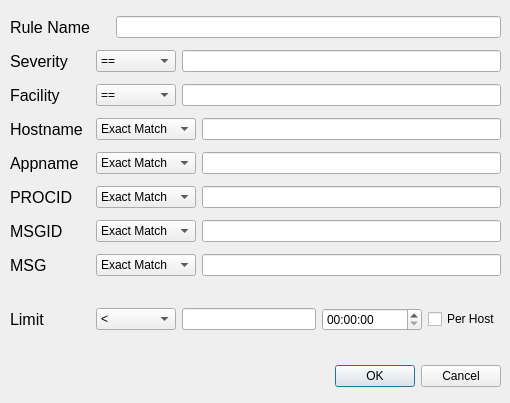
Qt form new_rule_dialog.ui (josschi95/OTIS) before a commit.
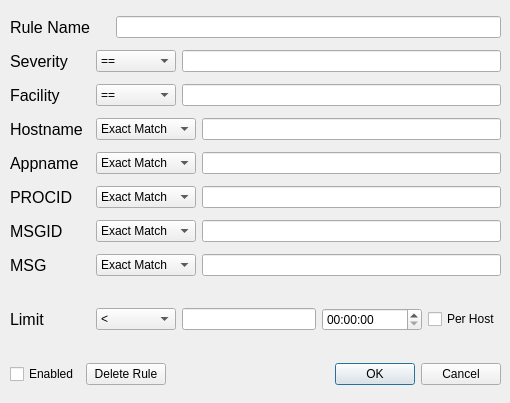
The same form after that commit.

Commit message: rule editing dialog, project cleanup

```diff
--- a/new_rule_dialog.ui
+++ b/new_rule_dialog.ui
@@ -13,29 +13,13 @@
   <property name="windowTitle">
    <string>Dialog</string>
   </property>
-  <widget class="QDialogButtonBox" name="buttonBox">
-   <property name="geometry">
-    <rect>
-     <x>200</x>
-     <y>360</y>
-     <width>301</width>
-     <height>32</height>
-    </rect>
-   </property>
-   <property name="orientation">
-    <enum>Qt::Orientation::Horizontal</enum>
-   </property>
-   <property name="standardButtons">
-    <set>QDialogButtonBox::StandardButton::Cancel|QDialogButtonBox::StandardButton::Ok</set>
-   </property>
-  </widget>
   <widget class="QWidget" name="verticalLayoutWidget">
    <property name="geometry">
     <rect>
      <x>10</x>
      <y>10</y>
      <width>491</width>
-     <height>329</height>
+     <height>389</height>
     </rect>
    </property>
    <layout class="QVBoxLayout" name="verticalLayout">
@@ -529,6 +513,47 @@
       </item>
      </layout>
     </item>
+    <item>
+     <spacer name="horizontalSpacer_2">
+      <property name="orientation">
+       <enum>Qt::Orientation::Horizontal</enum>
+      </property>
+      <property name="sizeHint" stdset="0">
+       <size>
+        <width>40</width>
+        <height>20</height>
+       </size>
+      </property>
+     </spacer>
+    </item>
+    <item>
+     <layout class="QHBoxLayout" name="horizontalLayout">
+      <item>
+       <widget class="QCheckBox" name="ruleEnabledCheckBox">
+        <property name="text">
+         <string>Enabled</string>
+        </property>
+       </widget>
+      </item>
+      <item>
+       <widget class="QPushButton" name="deleteRuleButton">
+        <property name="text">
+         <string>Delete Rule</string>
+        </property>
+       </widget>
+      </item>
+      <item>
+       <widget class="QDialogButtonBox" name="buttonBox">
+        <property name="orientation">
+         <enum>Qt::Orientation::Horizontal</enum>
+        </property>
+        <property name="standardButtons">
+         <set>QDialogButtonBox::StandardButton::Cancel|QDialogButtonBox::StandardButton::Ok</set>
+        </property>
+       </widget>
+      </item>
+     </layout>
+    </item>
    </layout>
   </widget>
  </widget>
```
Left out of the diff: 2 changed lines with no effect on the pictures. The commit also changes 16 other files.
